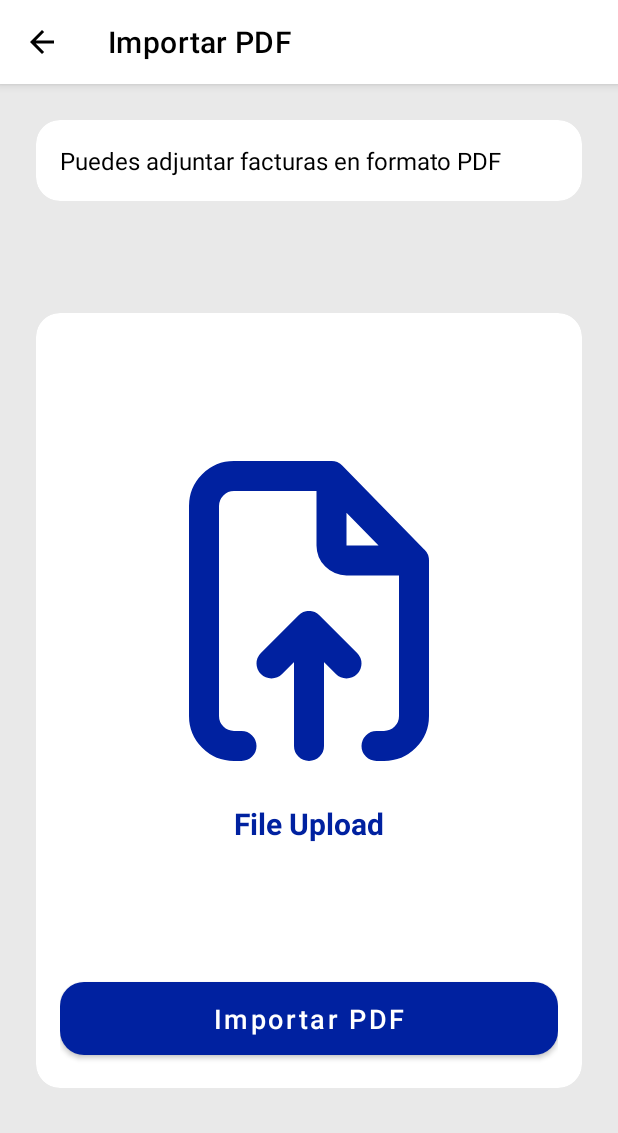
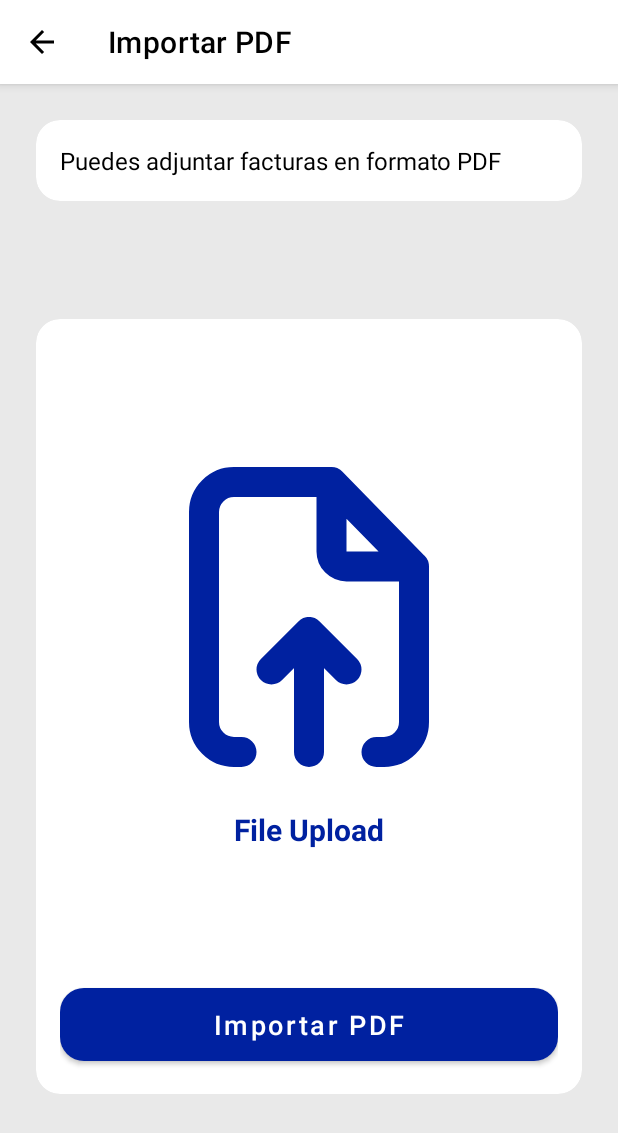
Before and after one commit to WWarrior64/FacTiaSafe, an Android app: the ImportPdfActivity screen opened directly, with no data from a screen before it, after a tap on "Importar PDF", on a phone screen of 412 x 824 dp. Shown: the top 1133 px of the screen. Run offline under Robolectric (Android 15) with nearby library versions, the phone set to English and light mode, and no system bars; libraries missing offline, so code that uses them is left out: com.tom_roush.pdfbox; 1 statement that could not run was skipped.

Commit message:
arreglos de import pdf para layout y toast

```diff
--- a/app/src/main/java/sv/edu/catolica/factiasafe/ImportPdfActivity.java
+++ b/app/src/main/java/sv/edu/catolica/factiasafe/ImportPdfActivity.java
@@ -85,7 +85,7 @@ public class ImportPdfActivity extends AppCompatActivity {
             @Override
             public void onClick(View v) {
                 // Aquí iría la lógica para abrir el selector de archivos
-                Toast.makeText(ImportPdfActivity.this, "", Toast.LENGTH_SHORT).show();
+                Toast.makeText(ImportPdfActivity.this, R.string.clic_en_la_zona_de_carga, Toast.LENGTH_SHORT).show();
                 // Por ejemplo, iniciar una intención para seleccionar un PDF:
                 // Intent intent = new Intent(Intent.ACTION_GET_CONTENT);
                 // intent.setType("application/pdf");
--- a/app/src/main/res/layout/activity_import_pdf.xml
+++ b/app/src/main/res/layout/activity_import_pdf.xml
@@ -25,11 +25,17 @@
     </com.google.android.material.appbar.AppBarLayout>
 
 
+    <androidx.core.widget.NestedScrollView
+        android:layout_width="match_parent"
+        android:layout_height="0dp"
+        android:fillViewport="true"
+        app:layout_constraintTop_toBottomOf="@id/appBarLayout"
+        app:layout_constraintBottom_toBottomOf="parent">
+
         <androidx.constraintlayout.widget.ConstraintLayout
             android:layout_width="match_parent"
-        android:layout_height="0dp"
-        app:layout_constraintTop_toBottomOf="@id/appBarLayout"
-        app:layout_constraintBottom_toBottomOf="parent"
+            android:layout_height="wrap_content"
+            android:minHeight="?attr/actionBarSize"
             android:background="?attr/colorOnTertiary">
 
             <androidx.cardview.widget.CardView
@@ -62,6 +68,7 @@
                 android:layout_width="match_parent"
                 android:layout_height="wrap_content"
                 android:layout_marginStart="24dp"
+                android:layout_marginTop="8dp"
                 android:layout_marginEnd="24dp"
                 android:layout_marginBottom="24dp"
                 app:cardBackgroundColor="?attr/colorOnPrimary"
@@ -131,8 +138,8 @@
                         android:paddingTop="12dp"
                         android:paddingBottom="12dp"
                         android:text="@string/importar_pdf"
+                        android:textAllCaps="false"
                         android:textColor="@color/white"
-                    android:textAllCaps="false"
                         android:textSize="18sp"
                         app:backgroundTint="?attr/colorPrimary"
                         app:cornerRadius="16dp" />
@@ -141,7 +148,8 @@
 
             </androidx.cardview.widget.CardView>
 
+        </androidx.constraintlayout.widget.ConstraintLayout>
+
+    </androidx.core.widget.NestedScrollView>
 
 </androidx.constraintlayout.widget.ConstraintLayout>
-
-</androidx.constraintlayout.widget.ConstraintLayout>
```
Lines whose indentation alone changed are shown as unchanged.
